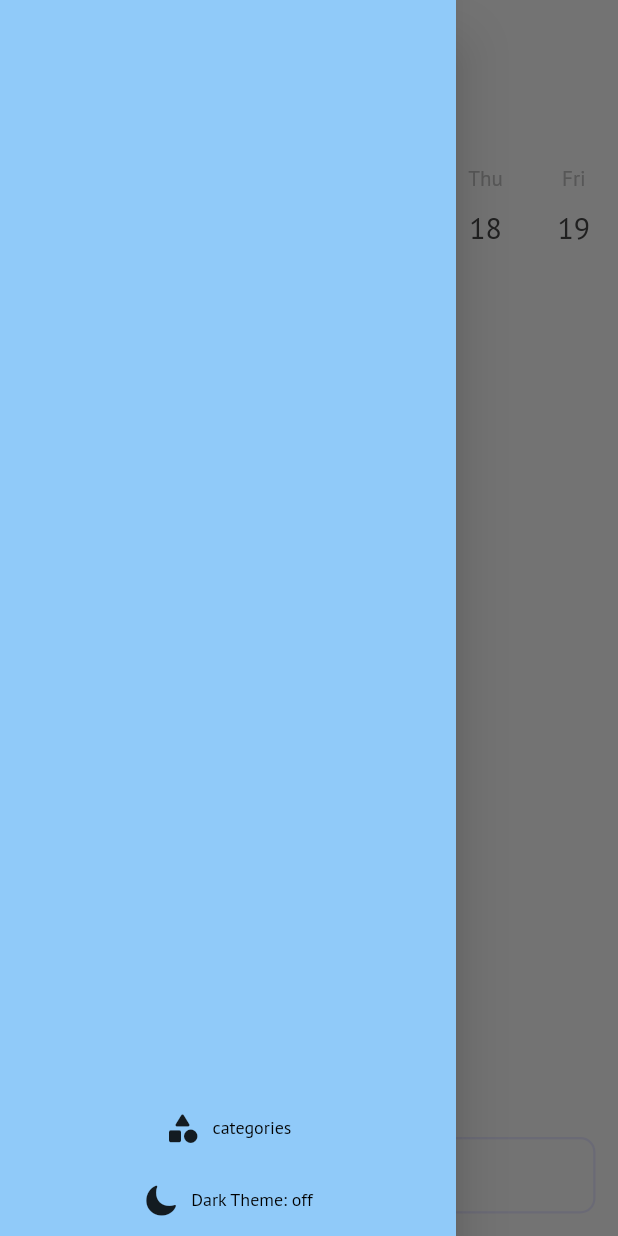
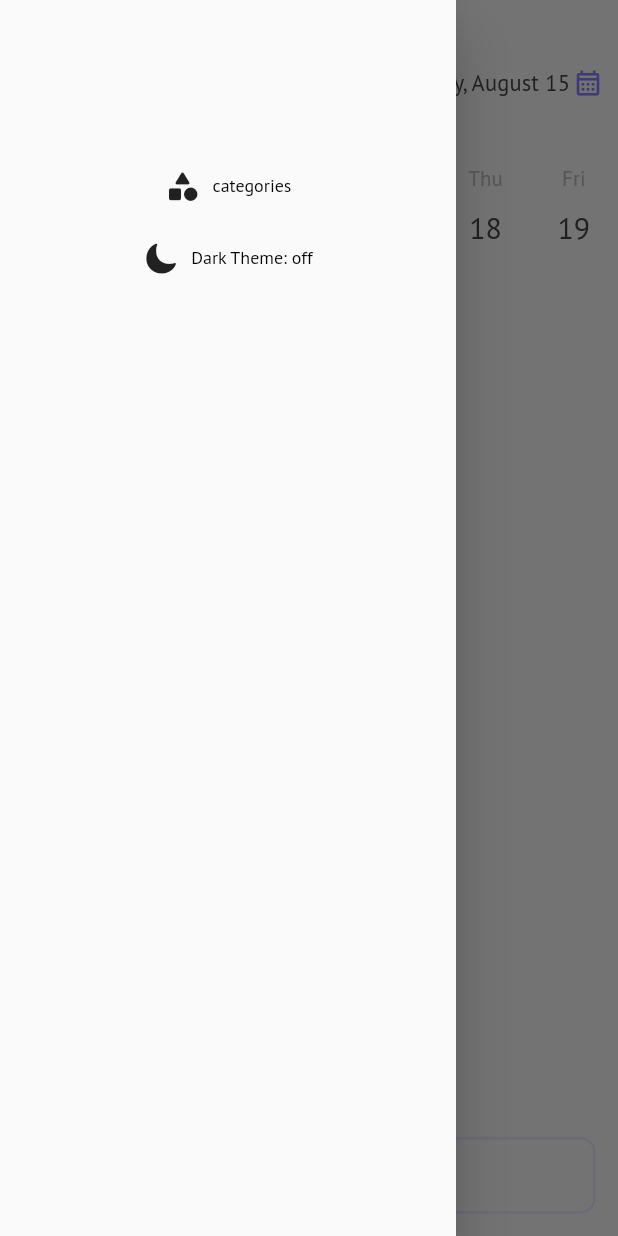
Before and after one commit to mohhamad-esmaili/Todo, a Flutter app: the screen it shows after launch, with the side drawer open, on a phone screen of 412 x 824 dp. Run offline on Flutter 3.47's test engine with Material 2 defaults, Android fonts, the phone set to English and light mode, and no system bars; drawn by our look-alikes of table_calendar; our stand-ins replace flutter_svg, get, hive, hive_flutter, loading_animation_widget; accounts and stored records are empty.

Commit message:
bottom - add btn - event create finished

```diff
--- a/lib/view/home/home_screen.dart
+++ b/lib/view/home/home_screen.dart
@@ -2,10 +2,8 @@ import 'package:flutter/material.dart';
 import 'package:get/get.dart';
 import 'package:todo/controller/event_controller.dart';
 import 'package:todo/model/event_model.dart';
-import 'package:todo/view/home/widgets/bottom_add_btn/bottom_add_btn.dart';
-import 'package:todo/view/home/widgets/home_drawer/drawer.dart';
-import 'package:todo/view/home/widgets/home_drawer/drawer_iconbtn.dart';
-import 'package:todo/view/home/widgets/table_calendar/table_calendar_widget.dart';
+
+import 'package:todo/view/home/widgets/widget_exporter.dart';
 
 class HomeScreen extends StatelessWidget {
   HomeScreen({Key? key}) : super(key: key);
@@ -18,25 +16,40 @@ class HomeScreen extends StatelessWidget {
       appBar: AppBar(
         leading: const DrawerIcon(),
         titleSpacing: 0,
-        title: const Text("To do"),
+        title: const AppBarRowWidget(),
       ),
       body: GetX<EventController>(
-        builder: (controller) => Column(
-          children: [
-            TableCalendarWidget(),
-            ...eventController.getEvents(controller.selectedDay.value).map(
-                  (Event event) => ListTile(
-                    title: Text(
-                      event.title,
+        builder: (controller) => SingleChildScrollView(
+          child: Column(
+            mainAxisSize: MainAxisSize.min,
+            children: [
+              TableCalendarWidget(),
+              ListView.builder(
+                shrinkWrap: true,
+                physics: const NeverScrollableScrollPhysics(),
+                itemCount:
+                    controller.getEvents(controller.selectedDay.value).length,
+                itemBuilder: (BuildContext context, int index) {
+                  List<Event> allEvents =
+                      controller.getEvents(controller.selectedDay.value);
+                  return ListTile(
+                    tileColor: allEvents[index].priority,
+                    title: Text(allEvents[index].title),
+                    trailing: IconButton(
+                      onPressed: () => controller.deleteEvent(index),
+                      icon: const Icon(Icons.delete),
                     ),
-                    trailing:
-                        IconButton(onPressed: () {}, icon: Icon(Icons.delete)),
-                  ),
-                ),
-          ],
+                  );
+                },
+              ),
+            ],
+          ),
         ),
       ),
-      bottomSheet: const BottomAddEventBTN(),
+      // floatingActionButton: FloatingActionButton(
+      //   onPressed: () => eventController.createItem('1', Colors.red),
+      // ),
+      bottomSheet: const AddEventBTN(),
     );
   }
 }
--- a/lib/view/home/widgets/bottom_add_btn/bottom_add_btn.dart
+++ b/lib/view/home/widgets/bottomsheet/add_event_btn.dart
@@ -1,16 +1,16 @@
 import 'package:flutter/material.dart';
 import 'package:get/get.dart';
-import 'package:todo/view/home/widgets/bottom_sheet/event_bottomsheet.dart';
-
+import 'package:todo/view/home/widgets/bottomsheet/event_sheet.dart';
 import 'package:todo/view/utils/colors.dart';
 
-class BottomAddEventBTN extends StatelessWidget {
-  const BottomAddEventBTN({Key? key}) : super(key: key);
+class AddEventBTN extends StatelessWidget {
+  const AddEventBTN({Key? key}) : super(key: key);
 
   @override
   Widget build(BuildContext context) {
     return GestureDetector(
-      onTap: () => Get.bottomSheet(const AddEventBottomSheet()),
+      onTap: () =>
+          Get.bottomSheet(isScrollControlled: true, CreateEventSheet()),
       child: Container(
         color: Theme.of(context).scaffoldBackgroundColor,
         child: Container(
@@ -25,9 +25,6 @@ class BottomAddEventBTN extends StatelessWidget {
               color: TodoColors().lightPurple,
               width: 1.5,
             ),
-            // boxShadow: [
-            //   BoxShadow(color: TodoColors().lightYellow, offset: Offset(1, 1))
-            // ],
           ),
           child: Text(
             "What do you need to do?",
--- /dev/null
+++ b/lib/view/home/widgets/home_appbar/appbar_row.dart
@@ -0,0 +1,31 @@
+import 'package:flutter/material.dart';
+import 'package:intl/intl.dart';
+import 'package:todo/view/utils/colors.dart';
+
+class AppBarRowWidget extends StatelessWidget {
+  const AppBarRowWidget({Key? key}) : super(key: key);
+
+  @override
+  Widget build(BuildContext context) {
+    return Row(
+      children: [
+        Text(
+          "To do",
+          style: Theme.of(context).textTheme.titleLarge,
+        ),
+        const Spacer(),
+        Text(
+          DateFormat("EEEE, MMMM d").format(DateTime.now()),
+          style: Theme.of(context).textTheme.titleSmall,
+        ),
+        const SizedBox(width: 2),
+        Icon(
+          Icons.calendar_month_outlined,
+          size: 20,
+          color: TodoColors().darkPurple,
+        ),
+        const SizedBox(width: 10),
+      ],
+    );
+  }
+}
--- a/lib/view/home/widgets/home_drawer/drawer.dart
+++ b/lib/view/home/widgets/home_appbar/home_drawer/drawer.dart
@@ -10,12 +10,12 @@ class DrawerWidget extends StatelessWidget {
   Widget build(BuildContext context) {
     Get.put(ThemeController());
     return Drawer(
-      backgroundColor: Theme.of(context).backgroundColor,
+      backgroundColor: Theme.of(context).scaffoldBackgroundColor,
       child: Column(
         crossAxisAlignment: CrossAxisAlignment.stretch,
         children: [
-          const SizedBox(height: 20.0),
-          const Spacer(),
+          const SizedBox(height: 100.0),
+          // const Spacer(),
           TextButton.icon(
             icon: Icon(
               Icons.category_rounded,
```
Also changed, not shown: lib/view/home/widgets/bottom_sheet/event_bottomsheet.dart (deleted, +0 -32 lines), lib/view/home/widgets/bottomsheet/event_priority_selector.dart (added, +87 -0 lines), lib/view/home/widgets/bottomsheet/event_sheet.dart (added, +123 -0 lines), lib/view/home/widgets/widget_exporter.dart (added, +8 -0 lines), lib/view/home/widgets/home_appbar/home_drawer/drawer_iconbtn.dart (renamed from lib/view/home/widgets/home_drawer/drawer_iconbtn.dart).
